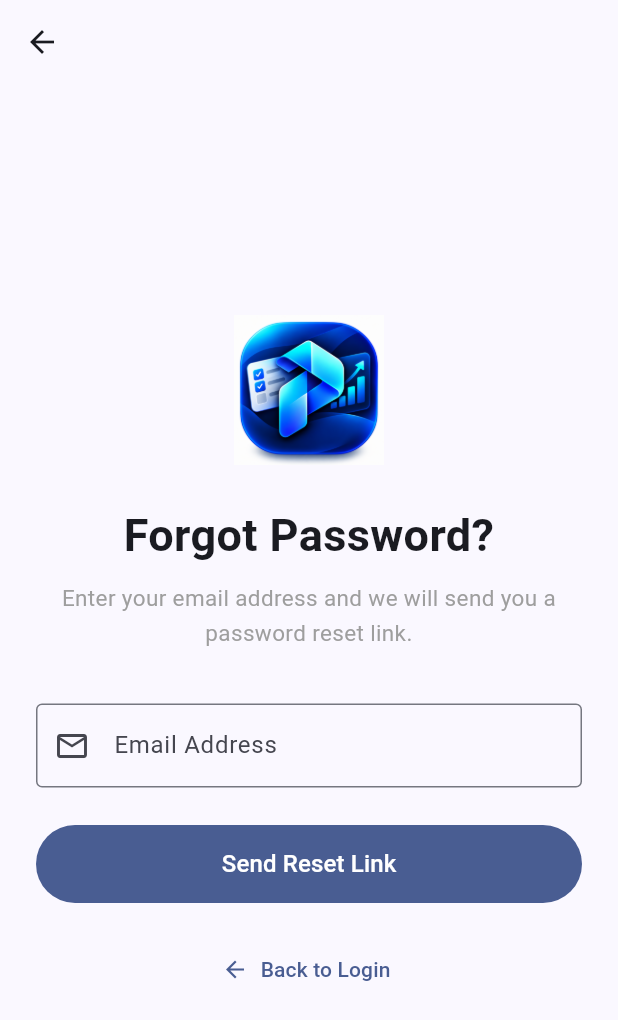
After one commit to faraaz-ahmmed/projexa, a Flutter app: the ForgotPasswordScreen screen opened directly, on a phone screen of 412 x 824 dp. The commit adds this screen. Shown: the top 1020 px of the screen. Run offline on Flutter 3.47's test engine with Material 3 defaults, Android fonts, the phone set to English and light mode, and no system bars.

Commit message:
forgot password

```diff
--- /dev/null
+++ b/lib/views/auth/forgot_password_screen.dart
@@ -0,0 +1,149 @@
+import 'package:flutter/material.dart';
+
+class ForgotPasswordScreen extends StatefulWidget {
+  const ForgotPasswordScreen({super.key});
+
+  @override
+  State<ForgotPasswordScreen> createState() =>
+      _ForgotPasswordScreenState();
+}
+
+class _ForgotPasswordScreenState
+    extends State<ForgotPasswordScreen> {
+  final emailController = TextEditingController();
+
+  @override
+  void dispose() {
+    emailController.dispose();
+    super.dispose();
+  }
+
+  @override
+  Widget build(BuildContext context) {
+    return Scaffold(
+      // AppBar Start
+      appBar: AppBar(
+        backgroundColor: Colors.transparent,
+        elevation: 0,
+      ),
+      // AppBar End
+
+      // Body Start
+      body: SafeArea(
+        child: Center(
+          child: SingleChildScrollView(
+            padding: const EdgeInsets.symmetric(
+              horizontal: 24,
+              vertical: 20,
+            ),
+            child: ConstrainedBox(
+              constraints: const BoxConstraints(maxWidth: 420),
+              child: Column(
+                children: [
+                  // Logo Start
+                  Image.asset(
+                    'assets/icons/projexa_icon.png',
+                    width: 100,
+                    height: 100,
+                  ),
+                  // Logo End
+
+                  const SizedBox(height: 25),
+
+                  // Header Start
+                  const Text(
+                    'Forgot Password?',
+                    textAlign: TextAlign.center,
+                    style: TextStyle(
+                      fontSize: 30,
+                      fontWeight: FontWeight.bold,
+                    ),
+                  ),
+
+                  const SizedBox(height: 10),
+
+                  const Text(
+                    'Enter your email address and we will send '
+                    'you a password reset link.',
+                    textAlign: TextAlign.center,
+                    style: TextStyle(
+                      color: Colors.grey,
+                      fontSize: 15,
+                      height: 1.5,
+                    ),
+                  ),
+                  // Header End
+
+                  const SizedBox(height: 35),
+
+                  // Email Field Start
+                  TextField(
+                    controller: emailController,
+                    keyboardType: TextInputType.emailAddress,
+                    decoration: const InputDecoration(
+                      labelText: 'Email Address',
+                      prefixIcon: Icon(Icons.email_outlined),
+                      border: OutlineInputBorder(),
+                    ),
+                  ),
+                  // Email Field End
+
+                  const SizedBox(height: 25),
+
+                  // Reset Button Start
+                  SizedBox(
+                    width: double.infinity,
+                    height: 52,
+                    child: FilledButton(
+                      onPressed: () {
+                        final email =
+                            emailController.text.trim();
+
+                        if (email.isEmpty) {
+                          ScaffoldMessenger.of(context).showSnackBar(
+                            const SnackBar(
+                              content: Text(
+                                'Please enter your email address',
+                              ),
+                            ),
+                          );
+                          return;
+                        }
+
+                        ScaffoldMessenger.of(context).showSnackBar(
+                          const SnackBar(
+                            content: Text(
+                              'Firebase password reset will be connected soon.',
+                            ),
+                          ),
+                        );
+                      },
+                      child: const Text(
+                        'Send Reset Link',
+                        style: TextStyle(fontSize: 16),
+                      ),
+                    ),
+                  ),
+                  // Reset Button End
+
+                  const SizedBox(height: 20),
+
+                  // Back To Login Start
+                  TextButton.icon(
+                    onPressed: () {
+                      Navigator.pop(context);
+                    },
+                    icon: const Icon(Icons.arrow_back),
+                    label: const Text('Back to Login'),
+                  ),
+                  // Back To Login End
+                ],
+              ),
+            ),
+          ),
+        ),
+      ),
+      // Body End
+    );
+  }
+}
```
Also changed, not shown: lib/views/auth/login_screen.dart (+23 -14 lines), lib/views/auth/signup_screen.dart (+30 -24 lines).
